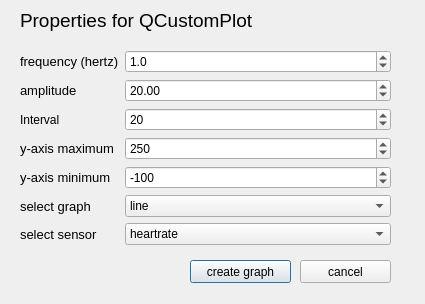
This is screens/creategraphdialog.ui in PCSchool/demonstrator as Qt 5 draws it before an edit. The edited form follows.
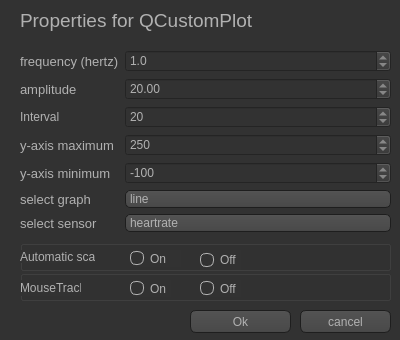
This is the edited form. Icons and pictures are not drawn.

```diff
--- a/screens/creategraphdialog.ui
+++ b/screens/creategraphdialog.ui
@@ -6,37 +6,505 @@
    <rect>
     <x>0</x>
     <y>0</y>
-    <width>425</width>
-    <height>304</height>
+    <width>400</width>
+    <height>340</height>
    </rect>
   </property>
   <property name="minimumSize">
    <size>
-    <width>220</width>
-    <height>260</height>
+    <width>400</width>
+    <height>340</height>
    </size>
   </property>
   <property name="windowTitle">
    <string>Dialog</string>
   </property>
+  <property name="styleSheet">
+   <string notr="true">QToolTip
+{
+     border: 1px solid black;
+     background-color: #ffa02f;
+     padding: 1px;
+     border-radius: 3px;
+     opacity: 100;
+}
+
+QWidget
+{
+    color: #b1b1b1;
+    background-color: #323232;
+}
+
+QWidget:item:hover
+{
+    background-color: QLinearGradient( x1: 0, y1: 0, x2: 0, y2: 1, stop: 0 #ffa02f, stop: 1 #ca0619);
+    color: #000000;
+}
+
+QWidget:item:selected
+{
+    background-color: QLinearGradient( x1: 0, y1: 0, x2: 0, y2: 1, stop: 0 #ffa02f, stop: 1 #d7801a);
+}
+
+QMenuBar::item
+{
+    background: transparent;
+}
+
+QMenuBar::item:selected
+{
+    background: transparent;
+    border: 1px solid #ffaa00;
+}
+
+QMenuBar::item:pressed
+{
+    background: #444;
+    border: 1px solid #000;
+    background-color: QLinearGradient(
+        x1:0, y1:0,
+        x2:0, y2:1,
+        stop:1 #212121,
+        stop:0.4 #343434/*,
+        stop:0.2 #343434,
+        stop:0.1 #ffaa00*/
+    );
+    margin-bottom:-1px;
+    padding-bottom:1px;
+}
+
+QMenu
+{
+    border: 1px solid #000;
+}
+
+QMenu::item
+{
+    padding: 2px 20px 2px 20px;
+}
+
+QMenu::item:selected
+{
+    color: #000000;
+}
+
+QWidget:disabled
+{
+    color: #404040;
+    background-color: #323232;
+}
+
+QAbstractItemView
+{
+    background-color: QLinearGradient( x1: 0, y1: 0, x2: 0, y2: 1, stop: 0 #4d4d4d, stop: 0.1 #646464, stop: 1 #5d5d5d);
+}
+
+QWidget:focus
+{
+    /*border: 2px solid QLinearGradient( x1: 0, y1: 0, x2: 0, y2: 1, stop: 0 #ffa02f, stop: 1 #d7801a);*/
+}
+
+QLineEdit
+{
+    background-color: QLinearGradient( x1: 0, y1: 0, x2: 0, y2: 1, stop: 0 #4d4d4d, stop: 0 #646464, stop: 1 #5d5d5d);
+    padding: 1px;
+    border-style: solid;
+    border: 1px solid #1e1e1e;
+    border-radius: 5;
+}
+
+QPushButton
+{
+    color: #b1b1b1;
+    background-color: QLinearGradient( x1: 0, y1: 0, x2: 0, y2: 1, stop: 0 #565656, stop: 0.1 #525252, stop: 0.5 #4e4e4e, stop: 0.9 #4a4a4a, stop: 1 #464646);
+    border-width: 1px;
+    border-color: #1e1e1e;
+    border-style: solid;
+    border-radius: 6;
+    padding: 3px;
+    font-size: 12px;
+    padding-left: 5px;
+    padding-right: 5px;
+}
+
+QPushButton:pressed
+{
+    background-color: QLinearGradient( x1: 0, y1: 0, x2: 0, y2: 1, stop: 0 #2d2d2d, stop: 0.1 #2b2b2b, stop: 0.5 #292929, stop: 0.9 #282828, stop: 1 #252525);
+}
+
+QComboBox
+{
+    selection-background-color: #ffaa00;
+    background-color: QLinearGradient( x1: 0, y1: 0, x2: 0, y2: 1, stop: 0 #565656, stop: 0.1 #525252, stop: 0.5 #4e4e4e, stop: 0.9 #4a4a4a, stop: 1 #464646);
+    border-style: solid;
+    border: 1px solid #1e1e1e;
+    border-radius: 5;
+}
+
+QComboBox:hover,QPushButton:hover
+{
+    border: 2px solid QLinearGradient( x1: 0, y1: 0, x2: 0, y2: 1, stop: 0 #ffa02f, stop: 1 #d7801a);
+}
+
+
+QComboBox:on
+{
+    padding-top: 3px;
+    padding-left: 4px;
+    background-color: QLinearGradient( x1: 0, y1: 0, x2: 0, y2: 1, stop: 0 #2d2d2d, stop: 0.1 #2b2b2b, stop: 0.5 #292929, stop: 0.9 #282828, stop: 1 #252525);
+    selection-background-color: #ffaa00;
+}
+
+QComboBox QAbstractItemView
+{
+    border: 2px solid darkgray;
+    selection-background-color: QLinearGradient( x1: 0, y1: 0, x2: 0, y2: 1, stop: 0 #ffa02f, stop: 1 #d7801a);
+}
+
+QComboBox::drop-down
+{
+     subcontrol-origin: padding;
+     subcontrol-position: top right;
+     width: 15px;
+
+     border-left-width: 0px;
+     border-left-color: darkgray;
+     border-left-style: solid; /* just a single line */
+     border-top-right-radius: 3px; /* same radius as the QComboBox */
+     border-bottom-right-radius: 3px;
+ }
+
+QComboBox::down-arrow
+{
+     image: url(:/down_arrow.png);
+}
+
+QGroupBox:focus
+{
+border: 2px solid QLinearGradient( x1: 0, y1: 0, x2: 0, y2: 1, stop: 0 #ffa02f, stop: 1 #d7801a);
+}
+
+QTextEdit:focus
+{
+    border: 2px solid QLinearGradient( x1: 0, y1: 0, x2: 0, y2: 1, stop: 0 #ffa02f, stop: 1 #d7801a);
+}
+
+QScrollBar:horizontal {
+     border: 1px solid #222222;
+     background: QLinearGradient( x1: 0, y1: 0, x2: 0, y2: 1, stop: 0.0 #121212, stop: 0.2 #282828, stop: 1 #484848);
+     height: 7px;
+     margin: 0px 16px 0 16px;
+}
+
+QScrollBar::handle:horizontal
+{
+      background: QLinearGradient( x1: 0, y1: 0, x2: 1, y2: 0, stop: 0 #ffa02f, stop: 0.5 #d7801a, stop: 1 #ffa02f);
+      min-height: 20px;
+      border-radius: 2px;
+}
+
+QScrollBar::add-line:horizontal {
+      border: 1px solid #1b1b19;
+      border-radius: 2px;
+      background: QLinearGradient( x1: 0, y1: 0, x2: 1, y2: 0, stop: 0 #ffa02f, stop: 1 #d7801a);
+      width: 14px;
+      subcontrol-position: right;
+      subcontrol-origin: margin;
+}
+
+QScrollBar::sub-line:horizontal {
+      border: 1px solid #1b1b19;
+      border-radius: 2px;
+      background: QLinearGradient( x1: 0, y1: 0, x2: 1, y2: 0, stop: 0 #ffa02f, stop: 1 #d7801a);
+      width: 14px;
+     subcontrol-position: left;
+     subcontrol-origin: margin;
+}
+
+QScrollBar::right-arrow:horizontal, QScrollBar::left-arrow:horizontal
+{
+      border: 1px solid black;
+      width: 1px;
+      height: 1px;
+      background: white;
+}
+
+QScrollBar::add-page:horizontal, QScrollBar::sub-page:horizontal
+{
+      background: none;
+}
+
+QScrollBar:vertical
+{
+      background: QLinearGradient( x1: 0, y1: 0, x2: 1, y2: 0, stop: 0.0 #121212, stop: 0.2 #282828, stop: 1 #484848);
+      width: 7px;
+      margin: 16px 0 16px 0;
+      border: 1px solid #222222;
+}
+
+QScrollBar::handle:vertical
+{
+      background: QLinearGradient( x1: 0, y1: 0, x2: 0, y2: 1, stop: 0 #ffa02f, stop: 0.5 #d7801a, stop: 1 #ffa02f);
+      min-height: 20px;
+      border-radius: 2px;
+}
+
+QScrollBar::add-line:vertical
+{
+      border: 1px solid #1b1b19;
+      border-radius: 2px;
+      background: QLinearGradient( x1: 0, y1: 0, x2: 0, y2: 1, stop: 0 #ffa02f, stop: 1 #d7801a);
+      height: 14px;
+      subcontrol-position: bottom;
+      subcontrol-origin: margin;
+}
+
+QScrollBar::sub-line:vertical
+{
+      border: 1px solid #1b1b19;
+      border-radius: 2px;
+      background: QLinearGradient( x1: 0, y1: 0, x2: 0, y2: 1, stop: 0 #d7801a, stop: 1 #ffa02f);
+      height: 14px;
+      subcontrol-position: top;
+      subcontrol-origin: margin;
+}
+
+QScrollBar::up-arrow:vertical, QScrollBar::down-arrow:vertical
+{
+      border: 1px solid black;
+      width: 1px;
+      height: 1px;
+      background: white;
+}
+
+
+QScrollBar::add-page:vertical, QScrollBar::sub-page:vertical
+{
+      background: none;
+}
+
+QTextEdit
+{
+    background-color: #242424;
+}
+
+QPlainTextEdit
+{
+    background-color: #242424;
+}
+
+QHeaderView::section
+{
+    background-color: QLinearGradient(x1:0, y1:0, x2:0, y2:1, stop:0 #616161, stop: 0.5 #505050, stop: 0.6 #434343, stop:1 #656565);
+    color: white;
+    padding-left: 4px;
+    border: 1px solid #6c6c6c;
+}
+
+QCheckBox:disabled
+{
+color: #414141;
+}
+
+QDockWidget::title
+{
+    text-align: center;
+    spacing: 3px; /* spacing between items in the tool bar */
+    background-color: QLinearGradient(x1:0, y1:0, x2:0, y2:1, stop:0 #323232, stop: 0.5 #242424, stop:1 #323232);
+}
+
+QDockWidget::close-button, QDockWidget::float-button
+{
+    text-align: center;
+    spacing: 1px; /* spacing between items in the tool bar */
+    background-color: QLinearGradient(x1:0, y1:0, x2:0, y2:1, stop:0 #323232, stop: 0.5 #242424, stop:1 #323232);
+}
+
+QDockWidget::close-button:hover, QDockWidget::float-button:hover
+{
+    background: #242424;
+}
+
+QDockWidget::close-button:pressed, QDockWidget::float-button:pressed
+{
+    padding: 1px -1px -1px 1px;
+}
+
+QMainWindow::separator
+{
+    background-color: QLinearGradient(x1:0, y1:0, x2:0, y2:1, stop:0 #161616, stop: 0.5 #151515, stop: 0.6 #212121, stop:1 #343434);
+    color: white;
+    padding-left: 4px;
+    border: 1px solid #4c4c4c;
+    spacing: 3px; /* spacing between items in the tool bar */
+}
+
+QMainWindow::separator:hover
+{
+
+    background-color: QLinearGradient(x1:0, y1:0, x2:0, y2:1, stop:0 #d7801a, stop:0.5 #b56c17 stop:1 #ffa02f);
+    color: white;
+    padding-left: 4px;
+    border: 1px solid #6c6c6c;
+    spacing: 3px; /* spacing between items in the tool bar */
+}
+
+QToolBar::handle
+{
+     spacing: 3px; /* spacing between items in the tool bar */
+     background: url(:/images/handle.png);
+}
+
+QMenu::separator
+{
+    height: 2px;
+    background-color: QLinearGradient(x1:0, y1:0, x2:0, y2:1, stop:0 #161616, stop: 0.5 #151515, stop: 0.6 #212121, stop:1 #343434);
+    color: white;
+    padding-left: 4px;
+    margin-left: 10px;
+    margin-right: 5px;
+}
+
+QProgressBar
+{
+    border: 2px solid grey;
+    border-radius: 5px;
+    text-align: center;
+}
+
+QProgressBar::chunk
+{
+    background-color: #d7801a;
+    width: 2.15px;
+    margin: 0.5px;
+}
+
+QTabBar::tab {
+    color: #b1b1b1;
+    border: 1px solid #444;
+    border-bottom-style: none;
+    background-color: #323232;
+    padding-left: 10px;
+    padding-right: 10px;
+    padding-top: 3px;
+    padding-bottom: 2px;
+    margin-right: -1px;
+}
+
+QTabWidget::pane {
+    border: 1px solid #444;
+    top: 1px;
+}
+
+QTabBar::tab:last
+{
+    margin-right: 0; /* the last selected tab has nothing to overlap with on the right */
+    border-top-right-radius: 3px;
+}
+
+QTabBar::tab:first:!selected
+{
+ margin-left: 0px; /* the last selected tab has nothing to overlap with on the right */
+
+
+    border-top-left-radius: 3px;
+}
+
+QTabBar::tab:!selected
+{
+    color: #b1b1b1;
+    border-bottom-style: solid;
+    margin-top: 3px;
+    background-color: QLinearGradient(x1:0, y1:0, x2:0, y2:1, stop:1 #212121, stop:.4 #343434);
+}
+
+QTabBar::tab:selected
+{
+    border-top-left-radius: 3px;
+    border-top-right-radius: 3px;
+    margin-bottom: 0px;
+}
+
+QTabBar::tab:!selected:hover
+{
+    /*border-top: 2px solid #ffaa00;
+    padding-bottom: 3px;*/
+    border-top-left-radius: 3px;
+    border-top-right-radius: 3px;
+    background-color: QLinearGradient(x1:0, y1:0, x2:0, y2:1, stop:1 #212121, stop:0.4 #343434, stop:0.2 #343434, stop:0.1 #ffaa00);
+}
+
+QRadioButton::indicator:checked, QRadioButton::indicator:unchecked{
+    color: #b1b1b1;
+    background-color: #323232;
+    border: 1px solid #b1b1b1;
+    border-radius: 6px;
+}
+
+QRadioButton::indicator:checked
+{
+    background-color: qradialgradient(
+        cx: 0.5, cy: 0.5,
+        fx: 0.5, fy: 0.5,
+        radius: 1.0,
+        stop: 0.25 #ffaa00,
+        stop: 0.3 #323232
+    );
+}
+
+QCheckBox::indicator{
+    color: #b1b1b1;
+    background-color: #323232;
+    border: 1px solid #b1b1b1;
+    width: 9px;
+    height: 9px;
+}
+
+QRadioButton::indicator
+{
+    border-radius: 6px;
+}
+
+QRadioButton::indicator:hover, QCheckBox::indicator:hover
+{
+    border: 1px solid #ffaa00;
+}
+
+QCheckBox::indicator:checked
+{
+    image:url(:/images/checkbox.png);
+}
+
+QCheckBox::indicator:disabled, QRadioButton::indicator:disabled
+{
+    border: 1px solid #444;
+}
+QCheckBox::indicator:checked
+{
+    background-color: white;
+}
+QFormLayout::indicator {
+	border: 0px solid pink
+}</string>
+  </property>
   <widget class="QPushButton" name="btnCreateGraph">
    <property name="geometry">
     <rect>
      <x>190</x>
-     <y>260</y>
+     <y>310</y>
      <width>101</width>
      <height>23</height>
     </rect>
    </property>
    <property name="text">
-    <string>create graph</string>
+    <string>Ok</string>
    </property>
   </widget>
   <widget class="QPushButton" name="btnCancel">
    <property name="geometry">
     <rect>
      <x>300</x>
-     <y>260</y>
+     <y>310</y>
      <width>91</width>
      <height>23</height>
     </rect>
@@ -51,7 +519,7 @@
      <x>20</x>
      <y>50</y>
      <width>371</width>
-     <height>201</height>
+     <height>191</height>
     </rect>
    </property>
    <layout class="QFormLayout" name="formLayout_3">
@@ -267,6 +735,116 @@
     <string>Properties for QCustomPlot</string>
    </property>
   </widget>
+  <widget class="QGroupBox" name="groupBox_2">
+   <property name="geometry">
+    <rect>
+     <x>20</x>
+     <y>270</y>
+     <width>371</width>
+     <height>31</height>
+    </rect>
+   </property>
+   <property name="title">
+    <string/>
+   </property>
+   <widget class="QRadioButton" name="rbtnMouseTrack_2">
+    <property name="geometry">
+     <rect>
+      <x>180</x>
+      <y>10</y>
+      <width>41</width>
+      <height>17</height>
+     </rect>
+    </property>
+    <property name="text">
+     <string>Off</string>
+    </property>
+    <property name="checked">
+     <bool>true</bool>
+    </property>
+   </widget>
+   <widget class="QRadioButton" name="rbtnMouseTrack">
+    <property name="geometry">
+     <rect>
+      <x>110</x>
+      <y>10</y>
+      <width>41</width>
+      <height>17</height>
+     </rect>
+    </property>
+    <property name="text">
+     <string>On</string>
+    </property>
+   </widget>
+   <widget class="QLabel" name="label_12">
+    <property name="geometry">
+     <rect>
+      <x>0</x>
+      <y>10</y>
+      <width>61</width>
+      <height>16</height>
+     </rect>
+    </property>
+    <property name="text">
+     <string>MouseTrack</string>
+    </property>
+   </widget>
+  </widget>
+  <widget class="QGroupBox" name="groupBox">
+   <property name="geometry">
+    <rect>
+     <x>20</x>
+     <y>240</y>
+     <width>371</width>
+     <height>31</height>
+    </rect>
+   </property>
+   <property name="title">
+    <string/>
+   </property>
+   <widget class="QRadioButton" name="rbtnAutomaticScale">
+    <property name="geometry">
+     <rect>
+      <x>110</x>
+      <y>10</y>
+      <width>51</width>
+      <height>17</height>
+     </rect>
+    </property>
+    <property name="text">
+     <string>On</string>
+    </property>
+   </widget>
+   <widget class="QRadioButton" name="rbtnMouseTrack_3">
+    <property name="geometry">
+     <rect>
+      <x>180</x>
+      <y>10</y>
+      <width>41</width>
+      <height>20</height>
+     </rect>
+    </property>
+    <property name="text">
+     <string>Off</string>
+    </property>
+    <property name="checked">
+     <bool>true</bool>
+    </property>
+   </widget>
+   <widget class="QLabel" name="label_11">
+    <property name="geometry">
+     <rect>
+      <x>0</x>
+      <y>10</y>
+      <width>75</width>
+      <height>13</height>
+     </rect>
+    </property>
+    <property name="text">
+     <string>Automatic scale</string>
+    </property>
+   </widget>
+  </widget>
  </widget>
  <tabstops>
   <tabstop>btnCreateGraph</tabstop>
```
Left out of the diff: 150 changed lines with no effect on the pictures.
